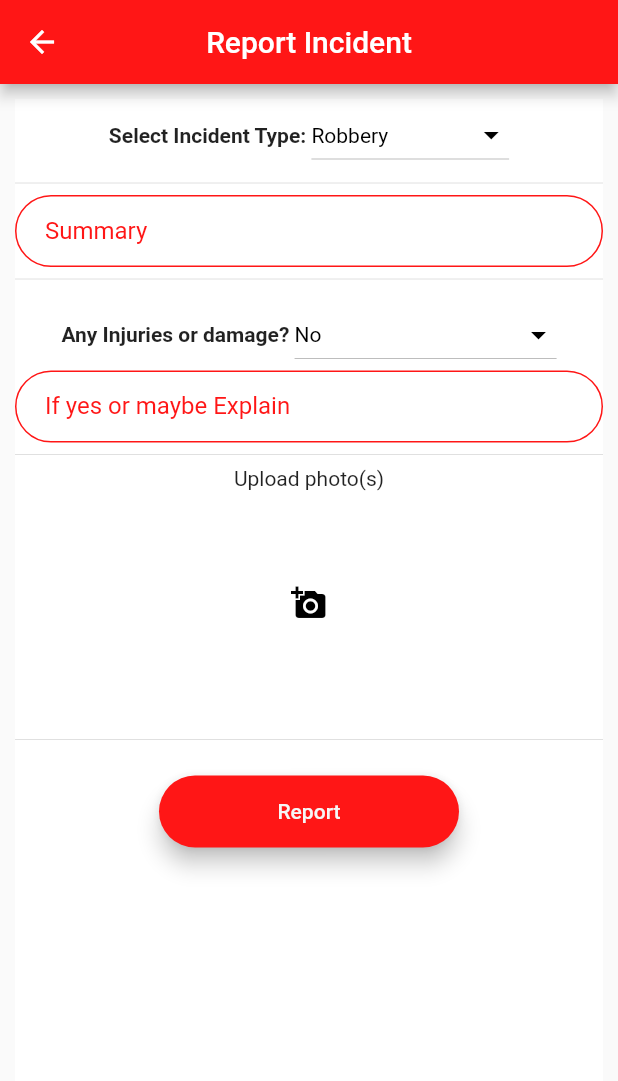
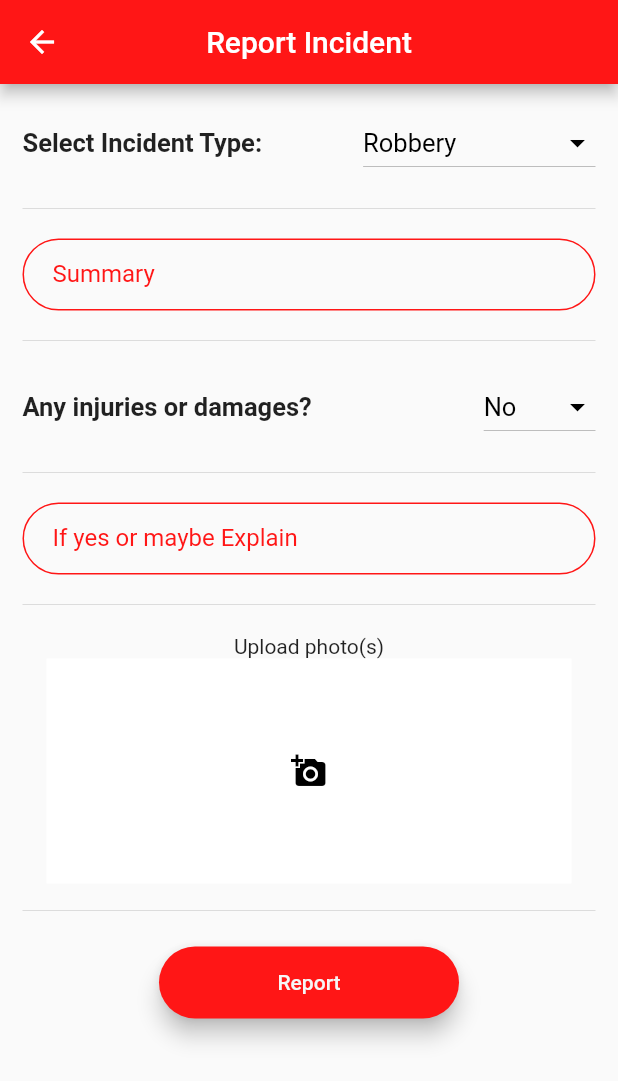
Before and after one commit to durrello/SafeLine, a Flutter app: the ReportIncident screen opened by its route, on a phone screen of 412 x 824 dp. Shown: the top 1081 px of the screen. Run offline on Flutter 3.47's test engine with Material 2 defaults, Android fonts, the light colour scheme and no system bars; our stand-ins replace after_layout, cloud_firestore, firebase_auth, firebase_messaging, firebase_storage, flutter_map and 7 more; missing offline and left inert: geocoder, random_color; accounts and stored records are empty.

Commit message:
ui modification code refactor

```diff
--- a/lib/main.dart
+++ b/lib/main.dart
@@ -10,6 +10,7 @@ import 'src/screens/criminals/criminal.dart';
 import 'src/screens/home/home.dart';
 import 'src/screens/home/map.dart';
 import 'src/screens/home/report_incident.dart';
+import 'src/screens/notification/notifications.dart';
 import 'src/screens/rate_app/rate.dart';
 import 'src/screens/reports/reports.dart';
 import 'src/screens/settings/settings.dart';
@@ -28,7 +29,7 @@ class CrimeLine extends StatelessWidget {
   Widget build(BuildContext context) {
     return MaterialApp(
       debugShowCheckedModeBanner: false,
-      initialRoute: SplashScreen.id,
+      initialRoute: HomeScreen.id,
       routes: {
         SplashScreen.id: (context) => SplashScreen(),
         OnboardingScreen.id: (context) => OnboardingScreen(),
@@ -46,6 +47,7 @@ class CrimeLine extends StatelessWidget {
         SettingScreen.id: (context) => SettingScreen(),
         Contact.id: (context) => Contact(),
         SOS.id: (context) => SOS(),
+        Notifications.id: (context) => Notifications()
       },
     );
   }
--- a/lib/src/screens/about/about.dart
+++ b/lib/src/screens/about/about.dart
@@ -28,7 +28,7 @@ class AboutScreen extends StatelessWidget {
               Expanded(
                 child: Center(
                   child: Text(
-                    'CRIMELINE is a mobile application which was developed to fight crime in our local individual communities. \nCRIMELINE, a free downloadable app, provides 24-hour emergency assistance in an attempt to lower the country\'s alarming crime statistics.',
+                    'Stay Safe is a mobile application which was developed to fight crime in our local individual communities. \Stay Safe, a free downloadable app, provides 24-hour emergency assistance in an attempt to lower the country\'s alarming crime statistics.',
                     textAlign: TextAlign.justify,
                     style: TextStyle(fontSize: 16),
                   ),
--- a/lib/src/screens/home/report_incident.dart
+++ b/lib/src/screens/home/report_incident.dart
@@ -47,7 +47,7 @@ class _ReportIncidentState extends State<ReportIncident> {
 
   var _image;
   Future getPicture() async {
-    var image = await ImagePicker.pickImage(source: ImageSource.gallery);
+    var image = await ImagePicker.pickImage(source: ImageSource.camera);
     _image == null
         ? Text('No image selected.')
         : Image.file(
@@ -63,6 +63,8 @@ class _ReportIncidentState extends State<ReportIncident> {
   }
 
   bool showSpinner = false;
+  bool status = false;
+  bool state = false;
 
   var _chars = 'AaBbCcDdEeFfGgHhIiJjKkLlMmNnOoPpQqRrSsTtUuVvWwXxYyZz1234567890';
   Random _rnd = Random();
@@ -150,9 +152,8 @@ class _ReportIncidentState extends State<ReportIncident> {
         inAsyncCall: showSpinner,
         child: Form(
           key: _formKey,
-          child: Container(
-            margin: EdgeInsets.all(10),
-            color: white,
+          child: Padding(
+            padding: const EdgeInsets.all(15.0),
             child: ListView(children: [
               Column(mainAxisAlignment: MainAxisAlignment.center, children: [
                 Row(
@@ -161,8 +162,10 @@ class _ReportIncidentState extends State<ReportIncident> {
                   children: [
                     Text(
                       'Select Incident Type: ',
-                      style: TextStyle(fontWeight: FontWeight.bold),
+                      style:
+                          TextStyle(fontWeight: FontWeight.bold, fontSize: 17),
                     ),
+                    Spacer(),
                     DropdownButton<String>(
                       focusColor: Colors.white,
                       value: _chosenCrime,
@@ -182,7 +185,7 @@ class _ReportIncidentState extends State<ReportIncident> {
                           value: value ?? 'Not made available',
                           child: Text(
                             value,
-                            style: TextStyle(color: black),
+                            style: TextStyle(color: black, fontSize: 17),
                           ),
                         );
                       }).toList(),
@@ -201,7 +204,12 @@ class _ReportIncidentState extends State<ReportIncident> {
                     ),
                   ],
                 ),
-                Divider(),
+
+                SizedBox(
+                  child: Divider(),
+                  height: 40,
+                ),
+
                 TextFormField(
                   decoration: TextFieldDecoration.copyWith(
                       hintText: 'Please explain:', labelText: 'Summary'),
@@ -222,37 +230,41 @@ class _ReportIncidentState extends State<ReportIncident> {
                     return null;
                   },
                 ),
-                Divider(),
-                SizedBox(height: 5),
+                SizedBox(
+                  child: Divider(),
+                  height: 40,
+                ),
                 Row(
                   mainAxisAlignment: MainAxisAlignment.center,
                   crossAxisAlignment: CrossAxisAlignment.center,
                   children: [
                     Text(
-                      'Any Injuries or damage? ',
-                      style: TextStyle(fontWeight: FontWeight.bold),
+                      'Any injuries or damages? ',
+                      style:
+                          TextStyle(fontWeight: FontWeight.bold, fontSize: 17),
                     ),
+                    Spacer(),
                     DropdownButton<String>(
-                      focusColor: primaryColor,
+                      focusColor: Colors.white,
                       value: _injury,
                       //elevation: 5,
                       style: TextStyle(color: Colors.white),
                       iconEnabledColor: Colors.black,
                       items: <String>[
+                        'No',
                         'Yes',
-                        'No',
                         'Maybe',
                       ].map<DropdownMenuItem<String>>((String value) {
                         return DropdownMenuItem<String>(
-                          value: value,
+                          value: value ?? 'Not made available',
                           child: Text(
                             value,
-                            style: TextStyle(color: Colors.black),
+                            style: TextStyle(color: black, fontSize: 17),
                           ),
                         );
                       }).toList(),
                       hint: Text(
-                        'Any Injuries or damage?',
+                        'Injury',
                         style: TextStyle(
                             color: Colors.black,
                             fontSize: 14,
@@ -265,6 +277,10 @@ class _ReportIncidentState extends State<ReportIncident> {
                       },
                     ),
                   ],
+                ),
+                SizedBox(
+                  child: Divider(),
+                  height: 40,
                 ),
                 TextFormField(
                   decoration: TextFieldDecoration.copyWith(
@@ -285,7 +301,10 @@ class _ReportIncidentState extends State<ReportIncident> {
                   //   return null;
                   // },
                 ),
-                Divider(),
+                SizedBox(
+                  child: Divider(),
+                  height: 40,
+                ),
                 Text('Upload photo(s)'),
                 // RaisedButton(child: Text("Pick Image"), onPressed: getPicture),
 
@@ -315,7 +334,7 @@ class _ReportIncidentState extends State<ReportIncident> {
                         ),
                 ),
                 SizedBox(
-                  height: 8.0,
+                  height: 10.0,
                 ),
                 Divider(),
                 WelcomeButton(
```
Also changed, not shown: lib/src/screens/home/home.dart (+10 -1 lines), lib/src/screens/notification/notifications.dart (added, +143 -0 lines), lib/src/screens/rate_app/rate.dart (+9 -6 lines), lib/src/screens/sos/sos.dart (+40 -81 lines).
